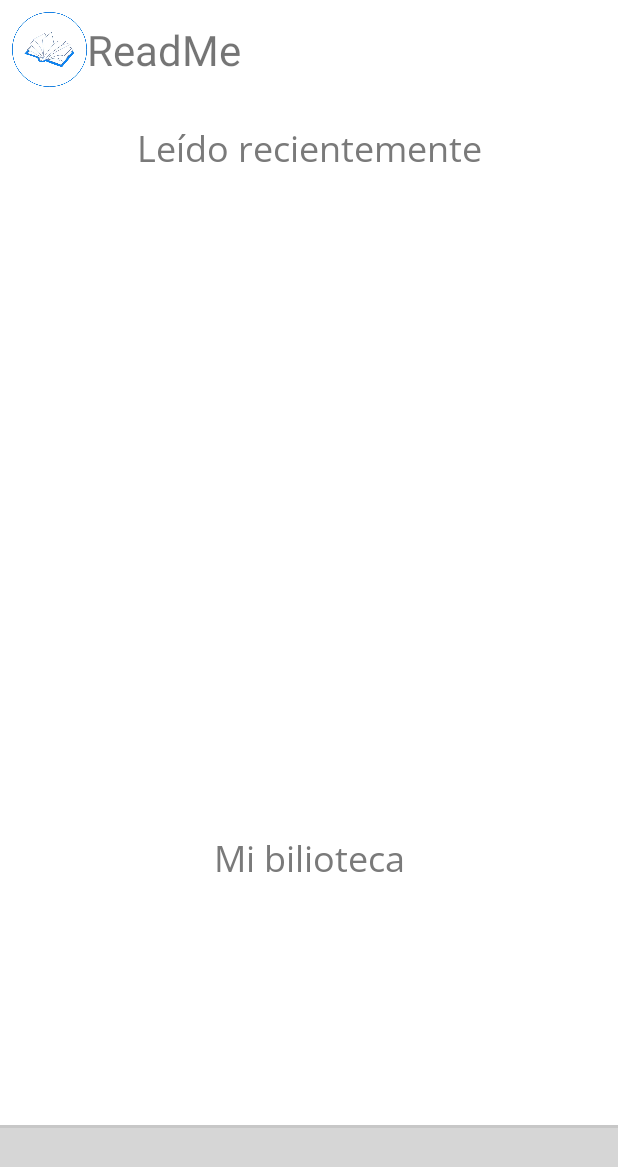
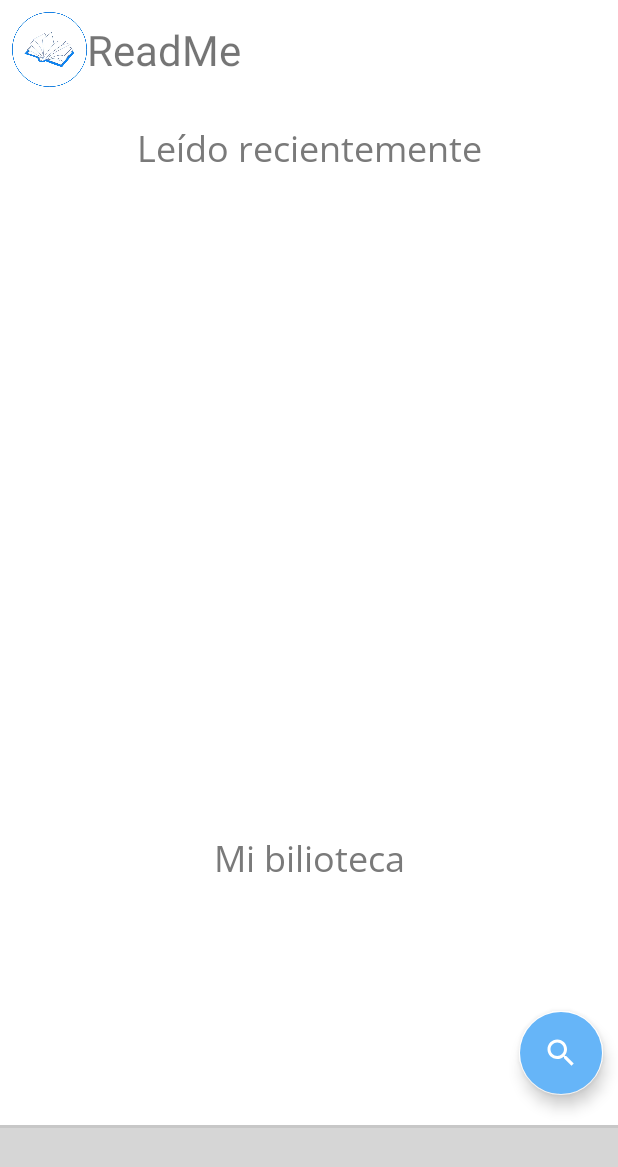
Before and after one commit to Dyeseniact/ReadMe, an Android app: the layout activity_act4_mybooks.xml on its own in the app's theme, with its tools: preview values and no code run, on a phone screen of 412 x 824 dp. Shown: the top 1167 px of the screen. Run offline under Robolectric (Android 15) with nearby library versions, the phone set to English and light mode, and no system bars; plain views replace SmoothBottomBar; grey boxes are pictures that could not be loaded.

Commit message:
Agregando textos, corrección de busqueda

```diff
--- a/app/src/main/java/com/bedu/readme/Act1_login.kt
+++ b/app/src/main/java/com/bedu/readme/Act1_login.kt
@@ -83,7 +83,6 @@ class Act1_login : AppCompatActivity() {
         btnRecoverPassword.setOnClickListener {
             val intent = Intent(this,Act_Recover_Password::class.java).apply{}
             startActivity(intent)
-            finish()
         }
 
         btnRegister.setOnClickListener {
--- a/app/src/main/res/layout/activity_act3_home.xml
+++ b/app/src/main/res/layout/activity_act3_home.xml
@@ -111,11 +111,11 @@
         android:layout_width="wrap_content"
         android:layout_height="wrap_content"
         android:src="@drawable/ic_search"
-        android:backgroundTint="@color/neutral6"
+        android:backgroundTint="@color/primary2"
         android:layout_marginEnd="10dp"
         android:layout_marginBottom="20dp"
         android:layout_alignRight="@+id/act3HomeFooter"
-        android:layout_alignTop="@+id/act3HomeLogoLayoutTopBar"
+        android:layout_above="@+id/act4MyBooksSepartor"
         />
 
     <!-- Barra de navegación inferior-->
--- a/app/src/main/res/layout/activity_act4_mybooks.xml
+++ b/app/src/main/res/layout/activity_act4_mybooks.xml
@@ -10,9 +10,6 @@
     tools:context=".Act3_1_HomeMenu">
 
 <androidx.constraintlayout.widget.ConstraintLayout
-    xmlns:android="http://schemas.android.com/apk/res/android"
-    xmlns:app="http://schemas.android.com/apk/res-auto"
-    xmlns:tools="http://schemas.android.com/tools"
     android:layout_width="match_parent"
     android:layout_height="match_parent"
     tools:context=".Act4_MyBooks">
@@ -83,6 +80,18 @@
 
     </ScrollView>
 
+    <!-- Botón flotante -->
+    <com.google.android.material.floatingactionbutton.FloatingActionButton
+        android:id="@+id/act4HomeBottonSearch"
+        android:layout_width="wrap_content"
+        android:layout_height="wrap_content"
+        android:backgroundTint="@color/primary2"
+        android:src="@drawable/ic_search"
+        android:layout_marginEnd="10dp"
+        android:layout_marginBottom="20dp"
+        app:layout_constraintBottom_toTopOf="@+id/act4MyBooksSepartor"
+        app:layout_constraintEnd_toEndOf="parent" />
+
     <LinearLayout
         android:id="@+id/act4MyBooksSepartor"
         android:layout_width="match_parent"
--- a/app/src/main/res/values-night/themes.xml
+++ b/app/src/main/res/values-night/themes.xml
@@ -19,7 +19,7 @@
 
     <style name="Theme.ReadMe2" parent="Theme.MaterialComponents.DayNight.DarkActionBar">
         <!-- Primary brand color. -->
-        <item name="colorPrimary">@color/primary1</item>
+        <item name="colorPrimary">@color/primary2</item>
         <item name="colorPrimaryVariant">@color/primary2</item>
         <item name="colorOnPrimary">@color/black</item>
         <!-- Secondary brand color. -->
--- a/app/src/main/res/values/themes.xml
+++ b/app/src/main/res/values/themes.xml
@@ -18,7 +18,7 @@
     </style>
     <style name="Theme.ReadMe2" parent="Theme.MaterialComponents.DayNight.DarkActionBar">
         <!-- Primary brand color. -->
-        <item name="colorPrimary">@color/primary1</item>
+        <item name="colorPrimary">@color/primary2</item>
         <item name="colorPrimaryVariant">@color/primary2</item>
         <item name="colorOnPrimary">@color/white</item>
         <!-- Secondary brand color. -->
```
Also changed, not shown: app/src/main/java/com/bedu/readme/Act3_Home.kt (+11 -0 lines), app/src/main/java/com/bedu/readme/Act4_MyBooks.kt (+10 -0 lines), app/src/main/java/com/bedu/readme/Act6_Search.kt (+12 -29 lines), app/src/main/java/com/bedu/readme/ItemsModal.kt (deleted, +0 -7 lines), app/src/main/java/com/bedu/readme/adapters/ItemsAdapter.kt (renamed from app/src/main/java/com/bedu/readme/ItemsAdapter.kt, +26 -9 lines), app/src/main/java/com/bedu/readme/models/ItemsModal.kt (added, +11 -0 lines).
